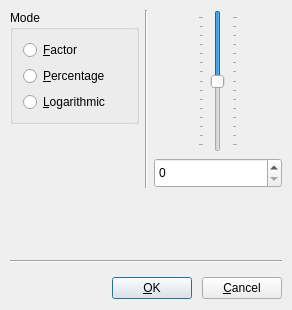
The window that plugins/volume/VolumeDlg.ui (KDE/kwave) describes before a commit, drawn with Qt 5.
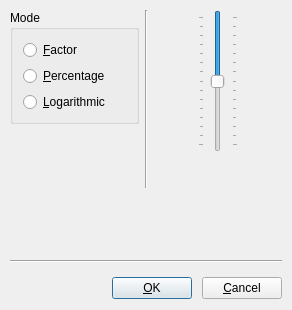
The same window after the commit. Custom widgets are drawn as their Qt base class.

Commit message: replaced some Qt classes with their KDE equivalent: KLineEdit, KComboBox, KDialogButtonBox, KProcess, KPushButton, KTabWidget, KTextEdit

Diff of the .ui file:
```diff
--- a/plugins/volume/VolumeDlg.ui
+++ b/plugins/volume/VolumeDlg.ui
@@ -252,7 +252,7 @@
       </layout>
      </item>
      <item>
-      <widget class="Kwave::InvertableSpinBox" name="spinbox">
+      <widget class="Kwave::InvertableSpinBox" name="spinbox" native="true">
        <property name="sizePolicy">
         <sizepolicy hsizetype="MinimumExpanding" vsizetype="Fixed">
          <horstretch>0</horstretch>
@@ -368,9 +368,14 @@
   </layout>
  </widget>
  <customwidgets>
+  <customwidget>
+   <class>KPushButton</class>
+   <extends>QPushButton</extends>
+   <header>kpushbutton.h</header>
+  </customwidget>
   <customwidget>
    <class>Kwave::InvertableSpinBox</class>
-   <extends>QSpinBox</extends>
+   <extends>QWidget</extends>
    <header>libgui/InvertableSpinBox.h</header>
   </customwidget>
   <customwidget>
```
Left out of the diff: 4 changed lines with no effect on the pictures. The commit also changes 39 other files.
